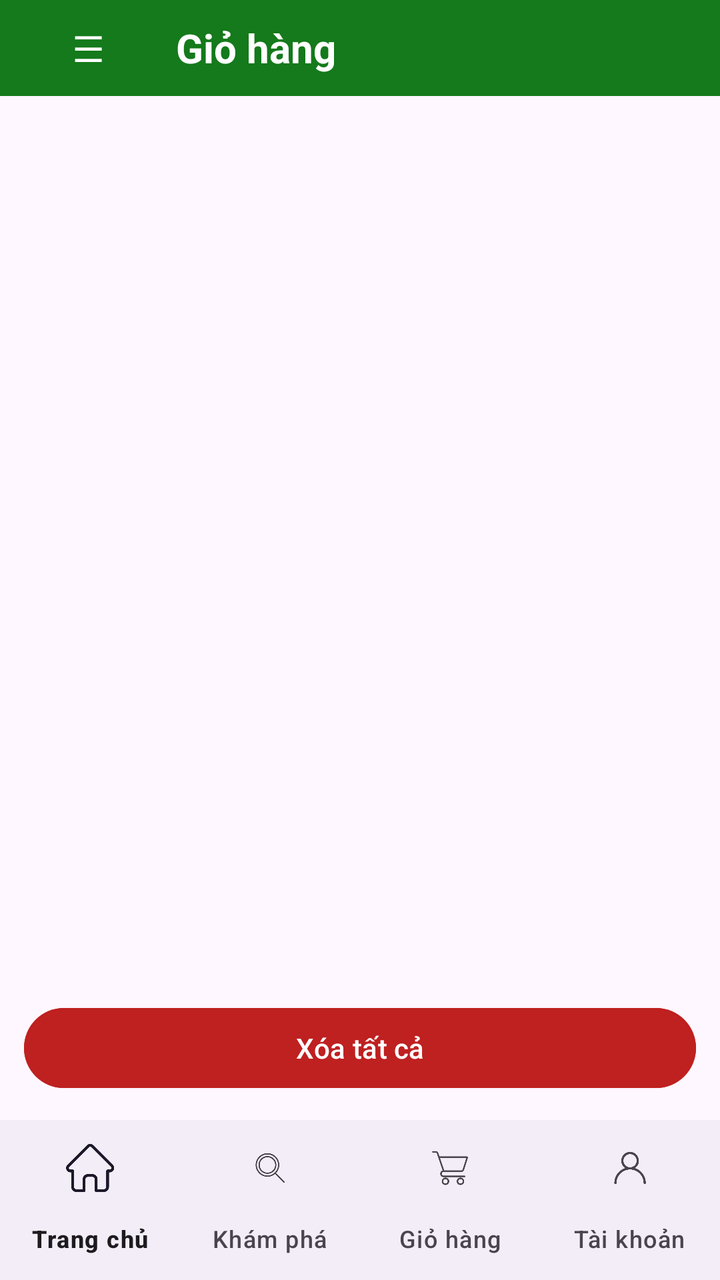
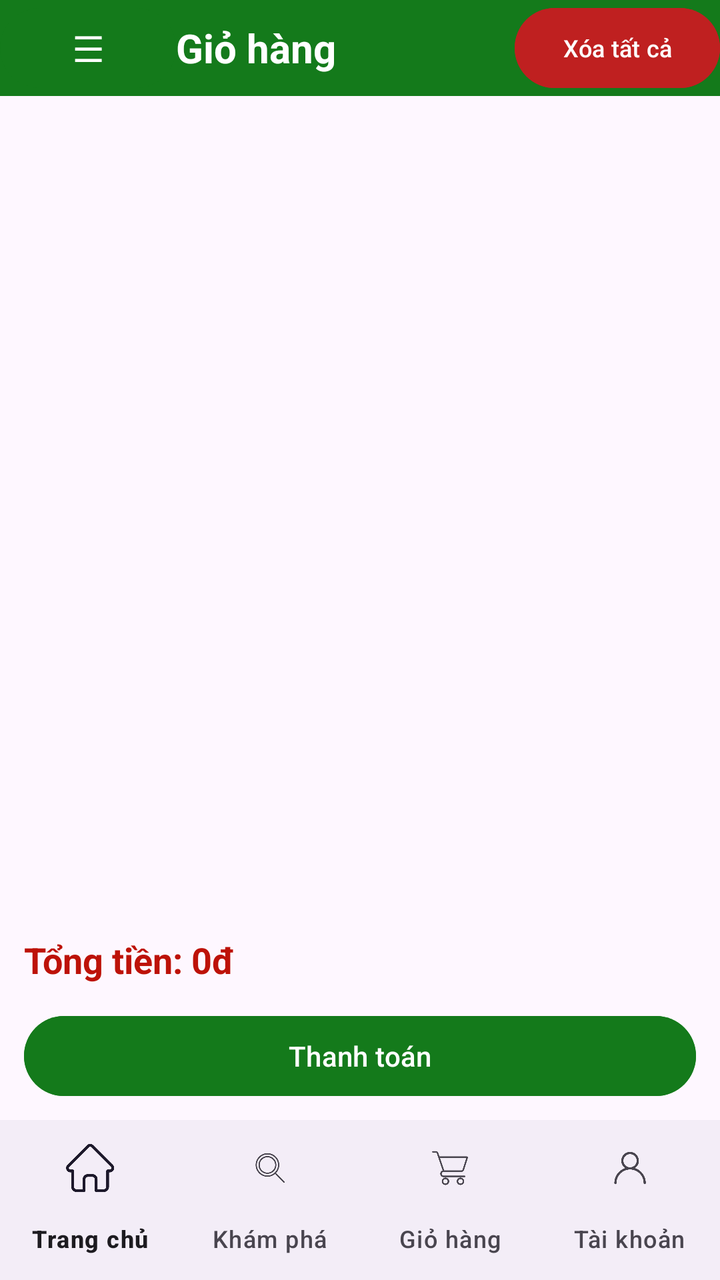

Two renders of the same Android screen: before a commit and after it. Below are the layout's source before the change and the commit's diff.
<!-- AndroidManifest.xml: application theme Theme.MobilePro -->
<!-- res/layout/activity_cart.xml -->
<?xml version="1.0" encoding="utf-8"?>

<androidx.drawerlayout.widget.DrawerLayout
    xmlns:android="http://schemas.android.com/apk/res/android"
    xmlns:app="http://schemas.android.com/apk/res-auto"
    android:id="@+id/drawerLayout"
    android:layout_width="match_parent"
    android:layout_height="match_parent">

    <LinearLayout
        android:layout_width="match_parent"
        android:layout_height="match_parent"
        android:orientation="vertical">

        <LinearLayout
            android:layout_width="match_parent"
            android:layout_height="wrap_content"
            android:orientation="horizontal"
            android:background="#147A1B"
            android:gravity="center_vertical">

            <Button
                android:id="@+id/btnMenu"
                android:layout_width="wrap_content"
                android:layout_height="wrap_content"
                android:text="☰"
                android:textSize="18sp"
                android:backgroundTint="#147A1B"
                android:textColor="#FFFFFF" />

            <TextView
                android:layout_width="0dp"
                android:layout_height="wrap_content"
                android:layout_weight="1"
                android:text="Giỏ hàng"
                android:textSize="20sp"
                android:textColor="#FFFFFF"
                android:textStyle="bold"
                android:gravity="center_vertical" />
        </LinearLayout>

        <ListView
            android:id="@+id/listCart"
            android:layout_width="match_parent"
            android:layout_height="0dp"
            android:layout_weight="1"
            android:padding="5dp" />

        <Button
            android:id="@+id/btnClearCart"
            android:layout_width="match_parent"
            android:layout_height="wrap_content"
            android:layout_margin="12dp"
            android:backgroundTint="#BF2020"
            android:text="Xóa tất cả" />

        <com.google.android.material.bottomnavigation.BottomNavigationView
            android:id="@+id/bottomNav"
            android:layout_width="match_parent"
            android:layout_height="wrap_content"
            app:labelVisibilityMode="labeled"
            app:menu="@menu/bottom_nav_menu" />

    </LinearLayout>

    <com.google.android.material.navigation.NavigationView
        android:id="@+id/navigationView"
        android:layout_width="wrap_content"
        android:layout_height="match_parent"
        android:layout_gravity="start"
        app:menu="@menu/drawer_menu" />

</androidx.drawerlayout.widget.DrawerLayout>
<!-- resources referenced by this layout -->
<resources>
  <style name="Theme.MobilePro" parent="Base.Theme.MobilePro" />
  <style name="Base.Theme.MobilePro" parent="Theme.Material3.DayNight.NoActionBar">
          
          
      </style>
</resources>

<!-- the commit's change to res/layout/activity_cart.xml (unified diff, before → after) -->
@@ -16,7 +16,7 @@
             android:layout_width="match_parent"
             android:layout_height="wrap_content"
             android:orientation="horizontal"
-            android:background="#147A1B"
+            android:background="@color/green"
             android:gravity="center_vertical">
 
             <Button
@@ -25,7 +25,7 @@
                 android:layout_height="wrap_content"
                 android:text="☰"
                 android:textSize="18sp"
-                android:backgroundTint="#147A1B"
+                android:backgroundTint="@color/green"
                 android:textColor="#FFFFFF" />
 
             <TextView
@@ -35,8 +35,16 @@
                 android:text="Giỏ hàng"
                 android:textSize="20sp"
                 android:textColor="#FFFFFF"
-                android:textStyle="bold"
-                android:gravity="center_vertical" />
+                android:textStyle="bold" />
+
+            <Button
+                android:id="@+id/btnClearCart"
+                android:layout_width="wrap_content"
+                android:layout_height="wrap_content"
+                android:text="Xóa tất cả"
+                android:textSize="12sp"
+                android:textColor="#FFFFFF"
+                android:backgroundTint="#BF2020" />
         </LinearLayout>
 
         <ListView
@@ -46,13 +54,25 @@
             android:layout_weight="1"
             android:padding="5dp" />
 
-        <Button
-            android:id="@+id/btnClearCart"
+        <TextView
+            android:id="@+id/tvTotalPrice"
             android:layout_width="match_parent"
             android:layout_height="wrap_content"
-            android:layout_margin="12dp"
-            android:backgroundTint="#BF2020"
-            android:text="Xóa tất cả" />
+            android:padding="12dp"
+            android:text="Tổng tiền: 0đ"
+            android:textSize="18sp"
+            android:textStyle="bold"
+            android:textColor="#BD1208" />
+
+        <Button
+            android:id="@+id/btnCheckout"
+            android:layout_width="match_parent"
+            android:layout_height="wrap_content"
+            android:layout_marginStart="12dp"
+            android:layout_marginEnd="12dp"
+            android:layout_marginBottom="8dp"
+            android:backgroundTint="@color/green"
+            android:text="Thanh toán" />
 
         <com.google.android.material.bottomnavigation.BottomNavigationView
             android:id="@+id/bottomNav"
<!-- resource entries referenced after the edit -->
@@ -1,5 +1,6 @@
 <!-- resources referenced by this layout -->
 <resources>
+  <color name="green">#147A1B</color>
   <style name="Theme.MobilePro" parent="Base.Theme.MobilePro" />
   <style name="Base.Theme.MobilePro" parent="Theme.Material3.DayNight.NoActionBar">
           
